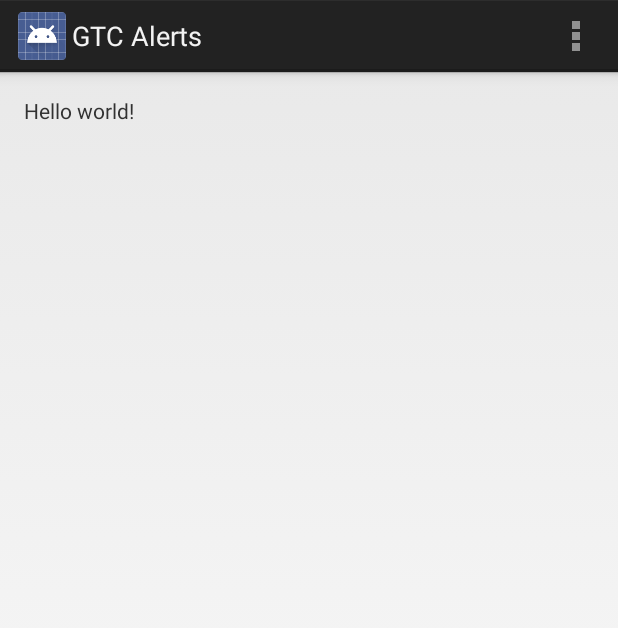
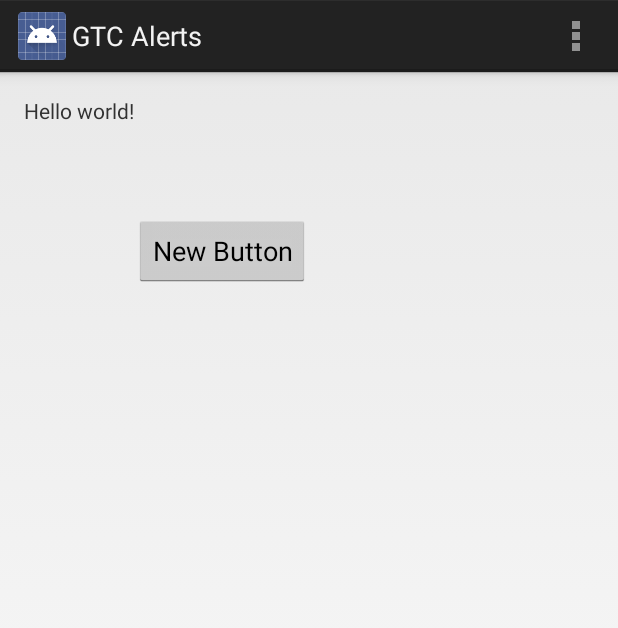
Before and after one commit to hackforwesternmass/gtcalerts, an Android app: the screen it shows after launch (MainActivity), on a phone screen of 412 x 824 dp. Shown: the top 628 px of the screen. Run offline under Robolectric (Android 15) with nearby library versions, the phone set to English and light mode, and no system bars.

Commit message:
Added a button on the main activity

```diff
--- a/android/GTCAlerts/app/src/main/res/layout/activity_main.xml
+++ b/android/GTCAlerts/app/src/main/res/layout/activity_main.xml
@@ -6,6 +6,17 @@
     android:paddingBottom="@dimen/activity_vertical_margin" tools:context=".MainActivity">
 
     <TextView android:text="@string/hello_world" android:layout_width="wrap_content"
-        android:layout_height="wrap_content" />
+        android:layout_height="wrap_content"
+        android:id="@+id/textView" />
+
+    <Button
+        android:layout_width="wrap_content"
+        android:layout_height="wrap_content"
+        android:text="New Button"
+        android:id="@+id/button"
+        android:layout_marginTop="60dp"
+        android:layout_below="@+id/textView"
+        android:layout_toRightOf="@+id/textView"
+        android:layout_toEndOf="@+id/textView" />
 
 </RelativeLayout>
```
Also changed, not shown: 1 other file.
